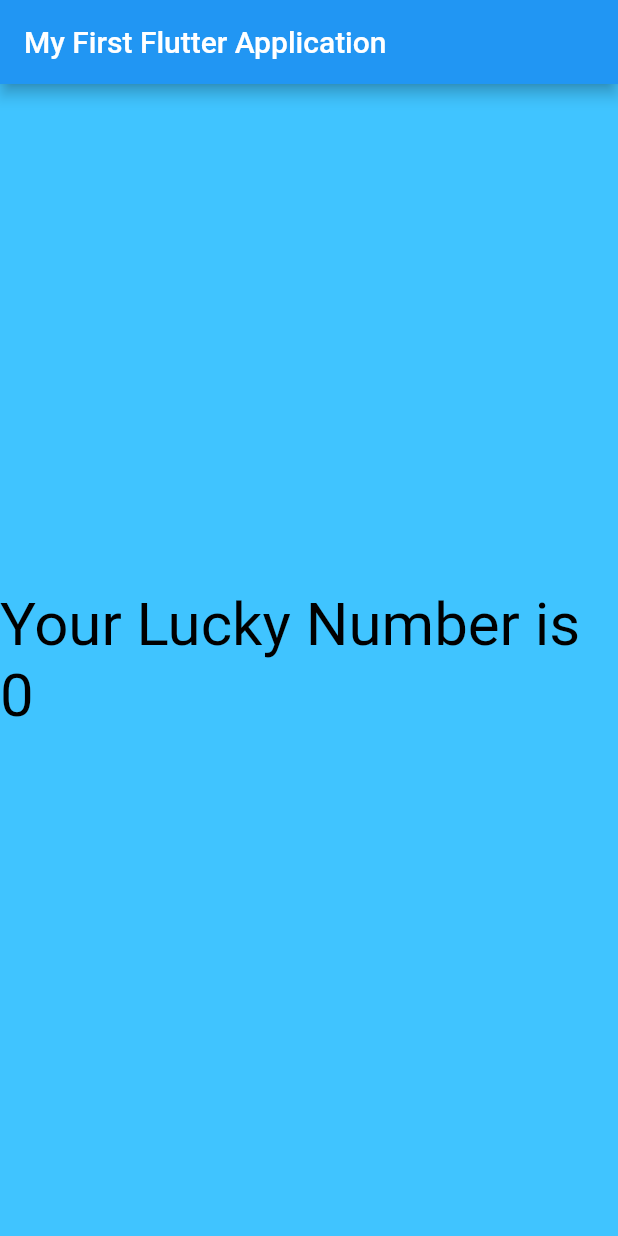
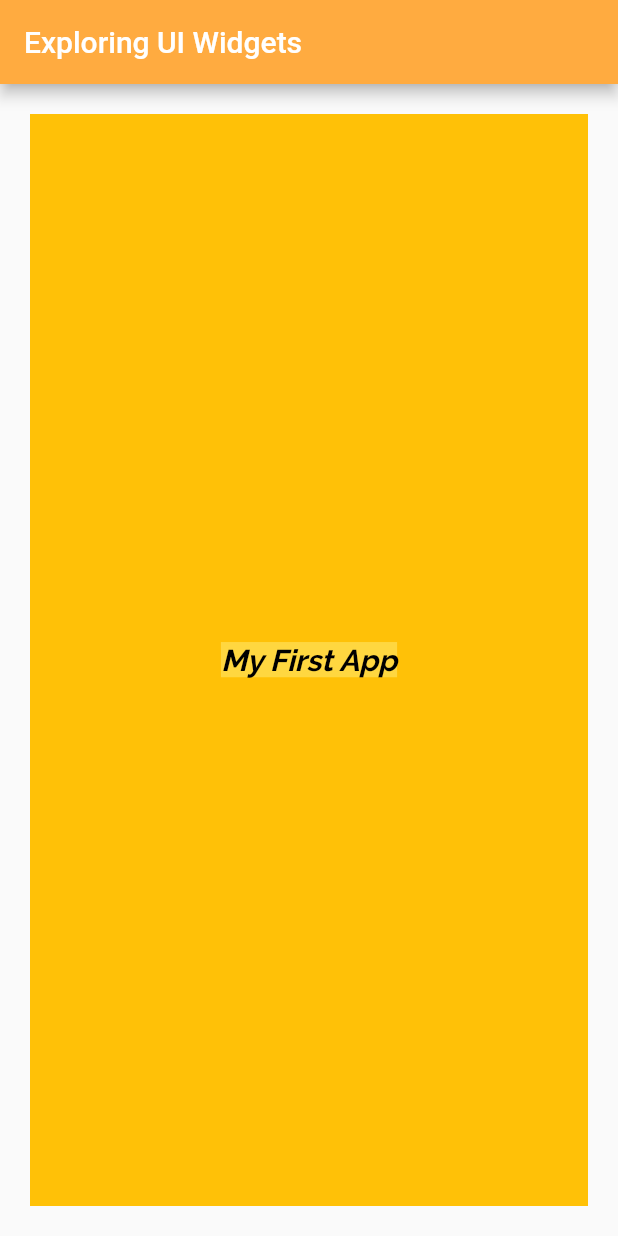
Before and after one commit to samii9914/flutter_app, a Flutter app: the screen it shows after launch, on a phone screen of 412 x 824 dp. Run offline on Flutter 3.47's test engine with Material 2 defaults, Android fonts, the phone set to English and light mode, and no system bars.

Commit message:
added files of font styling

```diff
--- a/lib/app_screens/first_screen.dart
+++ /dev/null
@@ -1,30 +0,0 @@
-import 'dart:math';
-
-import "package:flutter/material.dart";
-import 'package:flutter/src/foundation/diagnostics.dart';
-
-class firstScreen extends StatelessWidget {
-  @override
-  Widget build(BuildContext context) {
-    return Material(
-        color:Colors.lightBlueAccent,
-        child:Center(
-            child:Text(
-                "${generateLuckyNumber()}",
-                textDirection: TextDirection.ltr,
-                style: TextStyle(color:Colors.black,fontSize: 40.0)
-            )
-        )
-    );
-
-  }
-
-  String generateLuckyNumber() {
-    var random = Random();
-    int luckynumber=random.nextInt(10);
-    return "Your Lucky Number is ${luckynumber}";
-  }
-
-
-
-}
--- /dev/null
+++ b/lib/app_screens/home.dart
@@ -0,0 +1,30 @@
+import "package:flutter/material.dart";
+
+class Home extends StatelessWidget {
+  @override
+  Widget build(BuildContext context) {
+    return Center(
+        child:Container(
+      alignment:Alignment.center,
+      color:Colors.amber,
+      margin:EdgeInsets.all(20.0),
+      padding: EdgeInsets.all(20.0),
+      child:Text(
+        "My First App",
+        textDirection: TextDirection.ltr,
+        style:TextStyle(
+            color:Colors.black,
+            decoration: TextDecoration.none,
+          fontSize: 20.0,
+          fontFamily: 'Raleway',
+          fontWeight: FontWeight.w700,
+          fontStyle: FontStyle.italic,
+          backgroundColor:Colors.amberAccent
+        )
+      )
+
+    )
+      );
+  }
+
+}
--- a/lib/main.dart
+++ b/lib/main.dart
@@ -1,21 +1,16 @@
 import "package:flutter/material.dart";
-import 'package:flutter_app/app_screens/first_screen.dart';
+import "./app_screens/home.dart";
 
-void main()=> runApp(new Flutter_App());
-
-
-class Flutter_App extends StatelessWidget{
-  @override
-  Widget build(BuildContext context) {
-    return MaterialApp(
-        debugShowCheckedModeBanner: false,
-        title:" My flutter App",
-        home:Scaffold(
-            appBar: AppBar(title:Text("My First Flutter Application"),),
-            body:firstScreen()
-        )
-    );
-
-  }
-
+void main()
+{
+  runApp(
+    MaterialApp(
+      debugShowCheckedModeBanner: false,
+      title:"Exploring UI Widgets",
+      home:Scaffold(
+        appBar: AppBar(title:Text("Exploring UI Widgets"),backgroundColor: Colors.orangeAccent,),
+        body:Home()
+      )
+    )
+  );
 }
```
Also changed, not shown: pubspec.yaml (+14 -12 lines), fonts/Raleway-Black.ttf (added), fonts/Raleway-Bold.ttf (added), fonts/Raleway-Medium.ttf (added).
